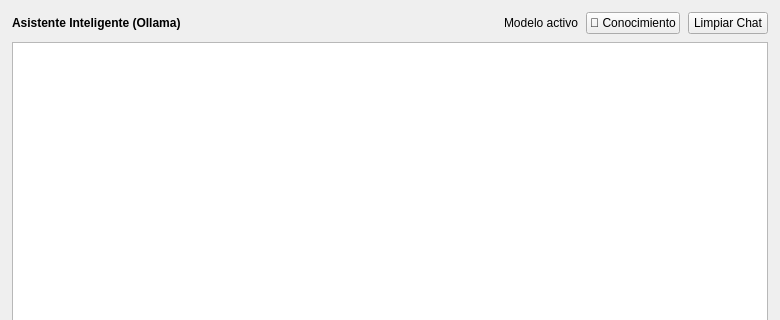
Qt form dialogasistenteia.ui (Ladis72/tienda) before a commit; both pictures show x 0 to 780 and y 0 to 320 of the 780 by 620 pixel window.
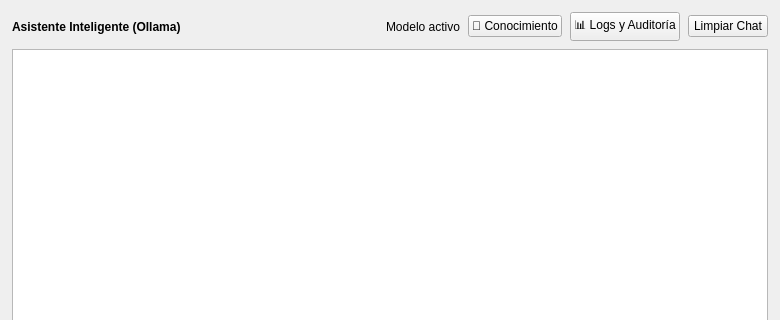
The same form after that commit.

```diff
--- a/dialogasistenteia.ui
+++ b/dialogasistenteia.ui
@@ -73,6 +73,16 @@
        </property>
       </widget>
      </item>
+     <item>
+      <widget class="QPushButton" name="pushButtonVerLogs">
+       <property name="toolTip">
+        <string>Ver el historial de consultas, tiempos de respuesta y auditar si fueron correctas</string>
+       </property>
+       <property name="text">
+        <string>📊 Logs y Auditoría</string>
+       </property>
+      </widget>
+     </item>
      <item>
       <widget class="QPushButton" name="pushButtonLimpiar">
        <property name="toolTip">
```
